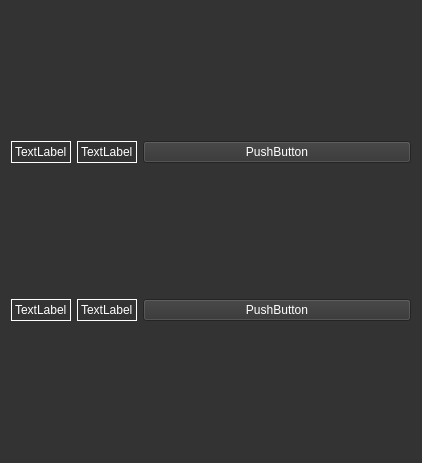
Before: the Qt Designer form forms/mainwindow.ui in aleksei-elyutin/priemka_table, drawn with Qt 5.
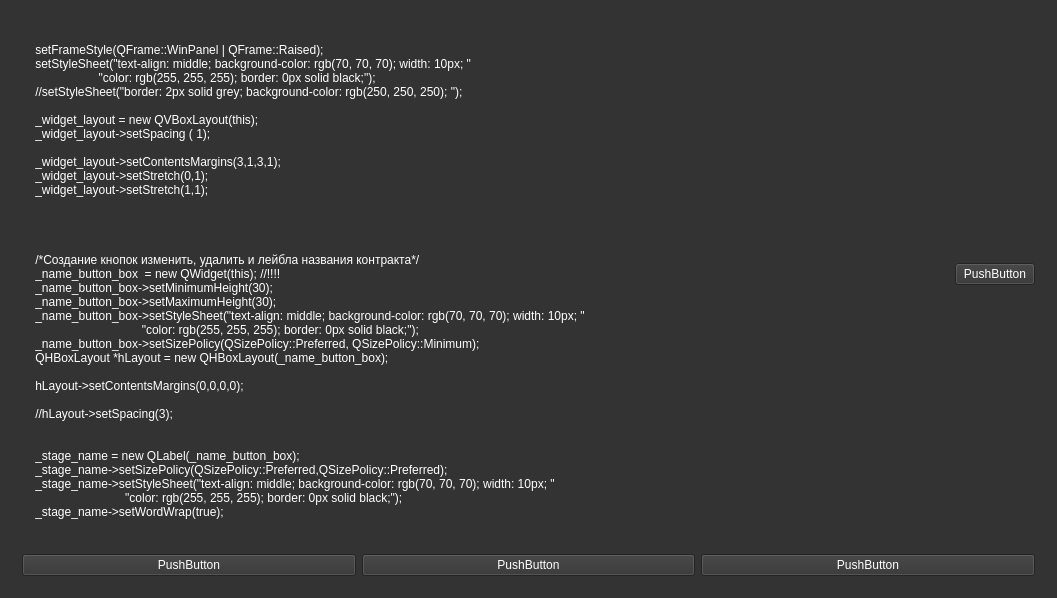
After: the same form once the commit is applied.

What changed in the file:
```diff
--- a/forms/mainwindow.ui
+++ b/forms/mainwindow.ui
@@ -6,8 +6,8 @@
    <rect>
     <x>0</x>
     <y>0</y>
-    <width>422</width>
-    <height>463</height>
+    <width>1057</width>
+    <height>592</height>
    </rect>
   </property>
   <property name="sizePolicy">
@@ -435,59 +435,113 @@
    <string>MainWindow</string>
   </property>
   <widget class="QWidget" name="centralWidget">
-   <layout class="QGridLayout" name="gridLayout" columnstretch="0,0,1">
-    <item row="0" column="1">
-     <widget class="QLabel" name="label_2">
-      <property name="frameShape">
-       <enum>QFrame::Box</enum>
+   <layout class="QVBoxLayout" name="verticalLayout">
+    <item>
+     <widget class="QWidget" name="widget" native="true">
+      <property name="sizePolicy">
+       <sizepolicy hsizetype="Preferred" vsizetype="Minimum">
+        <horstretch>0</horstretch>
+        <verstretch>0</verstretch>
+       </sizepolicy>
       </property>
-      <property name="text">
-       <string>TextLabel</string>
-      </property>
+      <layout class="QHBoxLayout" name="horizontalLayout">
+       <item>
+        <widget class="QLabel" name="label">
+         <property name="sizePolicy">
+          <sizepolicy hsizetype="Preferred" vsizetype="Preferred">
+           <horstretch>0</horstretch>
+           <verstretch>0</verstretch>
+          </sizepolicy>
+         </property>
+         <property name="text">
+          <string>
+    setFrameStyle(QFrame::WinPanel | QFrame::Raised);
+    setStyleSheet(&quot;text-align: middle; background-color: rgb(70, 70, 70); width: 10px; &quot;
+                       &quot;color: rgb(255, 255, 255); border: 0px solid black;&quot;);
+    //setStyleSheet(&quot;border: 2px solid grey; background-color: rgb(250, 250, 250); &quot;);
+
+    _widget_layout = new QVBoxLayout(this);
+    _widget_layout-&gt;setSpacing ( 1);
+
+    _widget_layout-&gt;setContentsMargins(3,1,3,1);
+    _widget_layout-&gt;setStretch(0,1);
+    _widget_layout-&gt;setStretch(1,1);
+
+
+
+
+    /*Создание кнопок изменить, удалить и лейбла названия контракта*/
+    _name_button_box  = new QWidget(this); //!!!!
+    _name_button_box-&gt;setMinimumHeight(30);
+    _name_button_box-&gt;setMaximumHeight(30);
+    _name_button_box-&gt;setStyleSheet(&quot;text-align: middle; background-color: rgb(70, 70, 70); width: 10px; &quot;
+                                    &quot;color: rgb(255, 255, 255); border: 0px solid black;&quot;);
+    _name_button_box-&gt;setSizePolicy(QSizePolicy::Preferred, QSizePolicy::Minimum);
+    QHBoxLayout *hLayout = new QHBoxLayout(_name_button_box);
+
+    hLayout-&gt;setContentsMargins(0,0,0,0);
+
+    //hLayout-&gt;setSpacing(3);
+
+
+    _stage_name = new QLabel(_name_button_box);
+    _stage_name-&gt;setSizePolicy(QSizePolicy::Preferred,QSizePolicy::Preferred);
+    _stage_name-&gt;setStyleSheet(&quot;text-align: middle; background-color: rgb(70, 70, 70); width: 10px; &quot;
+                               &quot;color: rgb(255, 255, 255); border: 0px solid black;&quot;);
+    _stage_name-&gt;setWordWrap(true);</string>
+         </property>
+         <property name="wordWrap">
+          <bool>true</bool>
+         </property>
+        </widget>
+       </item>
+       <item>
+        <widget class="QPushButton" name="pushButton">
+         <property name="sizePolicy">
+          <sizepolicy hsizetype="Fixed" vsizetype="Fixed">
+           <horstretch>0</horstretch>
+           <verstretch>0</verstretch>
+          </sizepolicy>
+         </property>
+         <property name="text">
+          <string>PushButton</string>
+         </property>
+        </widget>
+       </item>
+      </layout>
      </widget>
     </item>
-    <item row="0" column="0">
-     <widget class="QLabel" name="label">
-      <property name="frameShape">
-       <enum>QFrame::Box</enum>
+    <item>
+     <widget class="QWidget" name="widget_3" native="true">
+      <property name="sizePolicy">
+       <sizepolicy hsizetype="Minimum" vsizetype="Fixed">
+        <horstretch>0</horstretch>
+        <verstretch>0</verstretch>
+       </sizepolicy>
       </property>
-      <property name="text">
-       <string>TextLabel</string>
-      </property>
-     </widget>
-    </item>
-    <item row="1" column="0">
-     <widget class="QLabel" name="label_3">
-      <property name="frameShape">
-       <enum>QFrame::Box</enum>
-      </property>
-      <property name="text">
-       <string>TextLabel</string>
-      </property>
-     </widget>
-    </item>
-    <item row="1" column="1">
-     <widget class="QLabel" name="label_4">
-      <property name="frameShape">
-       <enum>QFrame::Box</enum>
-      </property>
-      <property name="text">
-       <string>TextLabel</string>
-      </property>
-     </widget>
-    </item>
-    <item row="0" column="2">
-     <widget class="QPushButton" name="pushButton">
-      <property name="text">
-       <string>PushButton</string>
-      </property>
-     </widget>
-    </item>
-    <item row="1" column="2">
-     <widget class="QPushButton" name="pushButton_2">
-      <property name="text">
-       <string>PushButton</string>
-      </property>
+      <layout class="QHBoxLayout" name="horizontalLayout_2">
+       <item>
+        <widget class="QPushButton" name="pushButton_4">
+         <property name="text">
+          <string>PushButton</string>
+         </property>
+        </widget>
+       </item>
+       <item>
+        <widget class="QPushButton" name="pushButton_3">
+         <property name="text">
+          <string>PushButton</string>
+         </property>
+        </widget>
+       </item>
+       <item>
+        <widget class="QPushButton" name="pushButton_2">
+         <property name="text">
+          <string>PushButton</string>
+         </property>
+        </widget>
+       </item>
+      </layout>
      </widget>
     </item>
    </layout>
```
